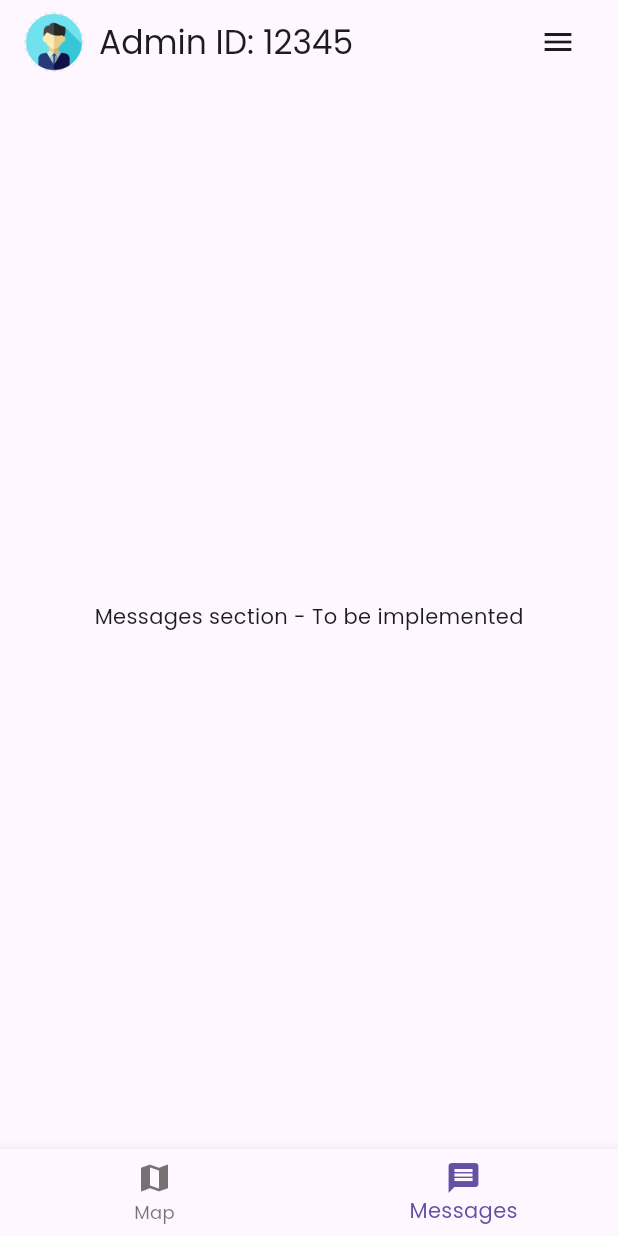
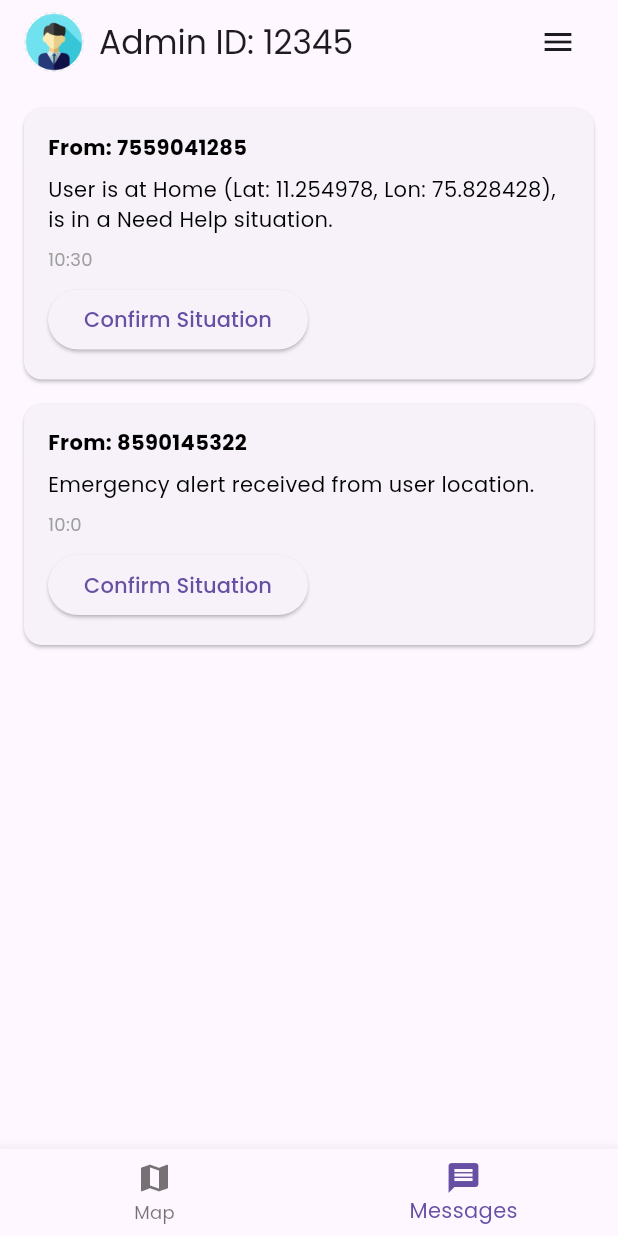
Before and after one commit to Harinim004/hackth, a Flutter app: the AdminScreen screen opened directly, item 2 of the bottom bar chosen, on a phone screen of 412 x 824 dp. Run offline on Flutter 3.47's test engine with Material 3 defaults, Android fonts, the light colour scheme and no system bars; our stand-ins replace flutter_map, geolocator, google_fonts, latlong2, shared_preferences; accounts and stored records are empty.

Commit message:
last of haseeebas pc

```diff
--- /dev/null
+++ b/devtools_options.yaml
@@ -0,0 +1,3 @@
+description: This file stores settings for Dart & Flutter DevTools.
+documentation: https://docs.flutter.dev/tools/devtools/extensions#configure-extension-enablement-states
+extensions:
--- a/lib/admin.dart
+++ b/lib/admin.dart
@@ -102,6 +102,20 @@ class _AdminLoginScreenState extends State<AdminLoginScreen> {
 }
 
 
+class Message {
+  final String sender;
+  final String content;
+  final DateTime timestamp;
+  bool isRead;
+
+  Message({
+    required this.sender,
+    required this.content,
+    required this.timestamp,
+    this.isRead = false,
+  });
+}
+
 class MapMarker {
   final String name;
   final LatLng coordinates;
@@ -114,11 +128,26 @@ class MapMarker {
   });
 }
 
+
 class _AdminScreenState extends State<AdminScreen> {
   bool _isLoggedIn = false;
   int _currentIndex = 0;
 
+  final List<Message> demoMessages = [
+    Message(
+      sender: '7559041285',
+      content: 'User is at Home (Lat: 11.254978, Lon: 75.828428), is in a Need Help situation.',
+      timestamp: DateTime.now(),
+    ),
+    Message(
+      sender: '8590145322',
+      content: 'Emergency alert received from user location.',
+      timestamp: DateTime.now().subtract(Duration(minutes: 30)),
+    ),
+  ];
+
   final List<MapMarker> demoMarkers = [
+
 
     MapMarker(
       name: 'Location 1',
@@ -211,10 +240,64 @@ class _AdminScreenState extends State<AdminScreen> {
   }
 
   Widget _buildMessageSection() {
-    return Center(
-      child: Text('Messages section - To be implemented'),
+    return ListView.builder(
+      padding: const EdgeInsets.all(16.0),
+      itemCount: demoMessages.length,
+      itemBuilder: (context, index) {
+        final message = demoMessages[index];
+        return Card(
+          margin: const EdgeInsets.only(bottom: 16.0),
+          child: Padding(
+            padding: const EdgeInsets.all(16.0),
+            child: Column(
+              crossAxisAlignment: CrossAxisAlignment.start,
+              children: [
+                Text(
+                  'From: ${message.sender}',
+                  style: TextStyle(
+                    fontWeight: FontWeight.bold,
+                    color: message.isRead ? Colors.grey : Colors.black,
+                  ),
+                ),
+                const SizedBox(height: 8.0),
+                Text(
+                  message.content,
+                  style: TextStyle(
+                    color: message.isRead ? Colors.grey : Colors.black,
+                  ),
+                ),
+                const SizedBox(height: 8.0),
+                Text(
+                  '${message.timestamp.hour}:${message.timestamp.minute}',
+                  style: TextStyle(
+                    color: Colors.grey,
+                    fontSize: 12.0,
+                  ),
+                ),
+                const SizedBox(height: 8.0),
+                ElevatedButton(
+                  onPressed: () {
+                    _forwardMessage(message);
+                  },
+                  child: const Text('Confirm Situation'),
+                ),
+              ],
+            ),
+          ),
+        );
+      },
     );
   }
+
+  void _forwardMessage(Message message) {
+    // TODO: Implement message forwarding logic
+    final numbers = ["7559041285", "8590145322"];
+    // Send message to each number
+    setState(() {
+      message.isRead = true;
+    });
+  }
+
 
   void _showLocationDetails(MapMarker marker) {
     showDialog(
--- a/lib/onboarding_screen.dart
+++ b/lib/onboarding_screen.dart
@@ -28,27 +28,27 @@ class _OnboardingScreenState extends State<OnboardingScreen> {
             },
             children: [
               _buildOnboardingPage(
-                image: 'assets/onboarding1.png',
+                image: 'assets/Flux_Dev_i_need_3d_animation_images_for_initializing_of_a_app__0.jpg',
                 title: 'Welcome',
                 description: 'Get started with our app',
               ),
               _buildOnboardingPage(
-                image: 'assets/onboarding2.png',
+                image: 'assets/onboard2.jpeg',
                 title: 'Easy Navigation',
                 description: 'Find what you need quickly',
               ),
               _buildOnboardingPage(
-                image: 'assets/onboarding3.png',
+                image: 'assets/Flux_Dev_i_need_3d_animation_images_for_initializing_of_a_app__2.jpg',
                 title: 'Stay Connected',
                 description: 'Access important features',
               ),
               _buildOnboardingPage(
-                image: 'assets/onboarding4.png',
+                image: 'assets/Flux_Dev_A_series_of_animated_images_showcasing_the_initializa_3.jpeg',
                 title: 'Quick Access',
                 description: 'Get help when you need it',
               ),
               _buildOnboardingPage(
-                image: 'assets/onboarding5.png',
+                image: 'assets/Flux_Dev_i_need_animation_images_for_initialzing_of_a_app_whic_1.jpg',
                 title: 'Ready to Go',
                 description: 'Start using the app now',
               ),
```
Also changed, not shown: lib/main.dart (+17 -7 lines), pubspec.yaml (+5 -5 lines), assets/Flux_Dev_A_series_of_animated_images_showcasing_the_initializa_3.jpeg (added), assets/Flux_Dev_i_need_3d_animation_images_for_initializing_of_a_app__0.jpg (added), assets/Flux_Dev_i_need_3d_animation_images_for_initializing_of_a_app__2.jpg (added), assets/Flux_Dev_i_need_animation_images_for_initialzing_of_a_app_whic_1.jpg (added), assets/onboard2.jpeg (added), assets/onboarding1.png (deleted), assets/onboarding2.png (deleted), assets/onboarding3.png (deleted), assets/onboarding4.png (deleted), assets/onboarding5.png (deleted), 5 other files.
